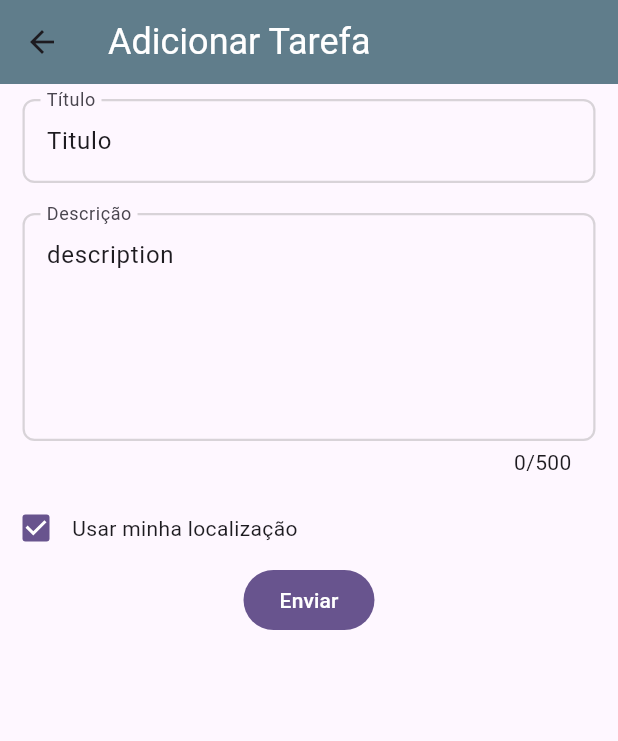
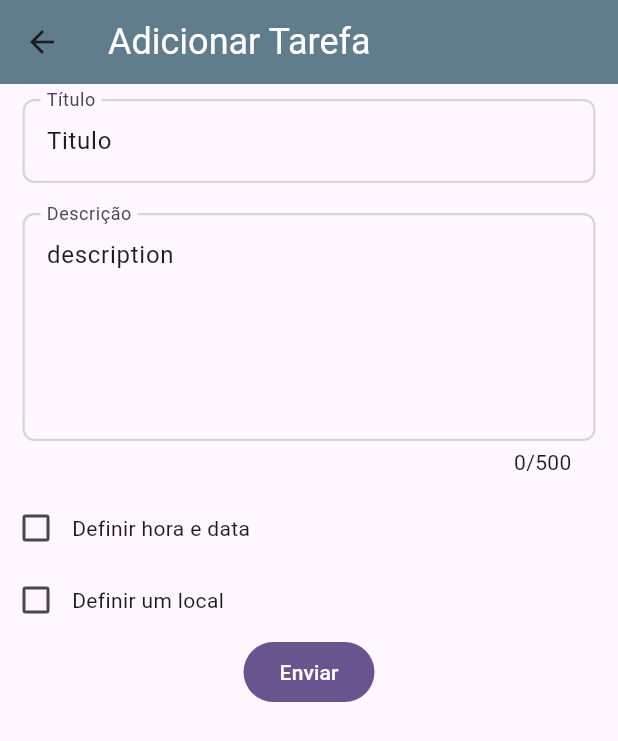
Before and after one commit to vinirecoaro/task_list_flutter_infnet, a Flutter app: the screen it shows after launch, after a tap on "Titulo", on a phone screen of 412 x 824 dp. Shown: the top 741 px of the screen. Run offline on Flutter 3.47's test engine with Material 3 defaults, Android fonts, the phone set to English and light mode, and no system bars.

Commit message:
Added date and hour filed on add task form

```diff
--- a/lib/models/task.dart
+++ b/lib/models/task.dart
@@ -6,14 +6,18 @@ class Task {
   final String lat;
   final String lon;
   final bool edit;
+  final String cep;
+  final String num;
 
   Task({
     required this.title,
     required this.description,
-    required this.date,
-    required this.time,
+    this.date = '',
+    this.time = '',
     this.lat = '',
     this.lon = '',
     this.edit = false,
+    this.cep = '',
+    this.num = '',
   });
 }
--- a/lib/screens/add_task_screen.dart
+++ b/lib/screens/add_task_screen.dart
@@ -1,4 +1,5 @@
 import 'package:flutter/material.dart';
+import 'package:flutter/widgets.dart';
 import 'package:task_app/components/default_app_bar.dart';
 import 'package:task_app/components/input_field.dart';
 import 'package:task_app/components/input_field_large.dart';
@@ -12,7 +13,9 @@ class AddTaskScreen extends StatefulWidget {
 }
 
 class _AddTaskScreenState extends State<AddTaskScreen> {
-  bool isChecked = true;
+  bool useMyLocation = true;
+  bool defineAPlace = false;
+  bool defineDateTime = false;
 
   @override
   Widget build(BuildContext context) {
@@ -20,8 +23,10 @@ class _AddTaskScreenState extends State<AddTaskScreen> {
     final Task task = ModalRoute.of(context)!.settings.arguments as Task;
     final TextEditingController titleController = TextEditingController();
     final TextEditingController descriptionController = TextEditingController();
-    // final TextEditingController dateController = TextEditingController();
-    // final TextEditingController timeController = TextEditingController();
+    final TextEditingController cepController = TextEditingController();
+    final TextEditingController numController = TextEditingController();
+    final TextEditingController dateController = TextEditingController();
+    final TextEditingController timeController = TextEditingController();
 
     view = task.edit;
     titleController.text = task.title;
@@ -46,28 +51,102 @@ class _AddTaskScreenState extends State<AddTaskScreen> {
                     Row(
                       children: [
                         Checkbox(
-                            value: isChecked,
+                            value: defineDateTime,
                             onChanged: (value) {
                               setState(() {
-                                isChecked = value!;
+                                defineDateTime = value!;
                               });
                             }),
-                        const Text("Usar minha localização")
+                        const Text("Definir hora e data")
                       ],
                     ),
-                    // if (!isChecked)
-                    //   Column(
-                    //     children: [
-                    //       InputField(
-                    //         label: "CEP",
-                    //         controller: cepController,
-                    //       ),
-                    //       InputField(
-                    //         label: "Número",
-                    //         controller: numController,
-                    //       ),
-                    //     ],
-                    //   ),
+                    if (defineDateTime)
+                      Column(
+                        children: [
+                          Row(
+                            children: [
+                              Expanded(
+                                child: InputField(
+                                  label: "Data",
+                                  controller: dateController,
+                                ),
+                              ),
+                              Container(
+                                padding: const EdgeInsets.only(
+                                    right: 15, top: 8, bottom: 8),
+                                decoration:
+                                    const BoxDecoration(shape: BoxShape.circle),
+                                child: InkWell(
+                                    onTap: () {},
+                                    borderRadius: BorderRadius.circular(20),
+                                    child: const Icon(Icons.calendar_month)),
+                              )
+                            ],
+                          ),
+                          Row(
+                            children: [
+                              Expanded(
+                                child: InputField(
+                                  label: "Horário",
+                                  controller: timeController,
+                                ),
+                              ),
+                              Container(
+                                padding: const EdgeInsets.only(
+                                    right: 15, top: 8, bottom: 8),
+                                decoration:
+                                    const BoxDecoration(shape: BoxShape.circle),
+                                child: InkWell(
+                                    onTap: () {},
+                                    borderRadius: BorderRadius.circular(20),
+                                    child: const Icon(Icons.access_time)),
+                              )
+                            ],
+                          ),
+                        ],
+                      ),
+                    Row(
+                      children: [
+                        Checkbox(
+                            value: defineAPlace,
+                            onChanged: (value) {
+                              setState(() {
+                                defineAPlace = value!;
+                              });
+                            }),
+                        const Text("Definir um local")
+                      ],
+                    ),
+                    if (defineAPlace)
+                      Column(
+                        children: [
+                          Row(
+                            children: [
+                              Checkbox(
+                                  value: useMyLocation,
+                                  onChanged: (value) {
+                                    setState(() {
+                                      useMyLocation = value!;
+                                    });
+                                  }),
+                              const Text("Usar minha localização")
+                            ],
+                          ),
+                          if (!useMyLocation)
+                            Column(
+                              children: [
+                                InputField(
+                                  label: "CEP",
+                                  controller: cepController,
+                                ),
+                                InputField(
+                                  label: "Número",
+                                  controller: numController,
+                                ),
+                              ],
+                            )
+                        ],
+                      ),
                     FilledButton(
                       onPressed: () {},
                       child: const Text("Enviar"),
```
